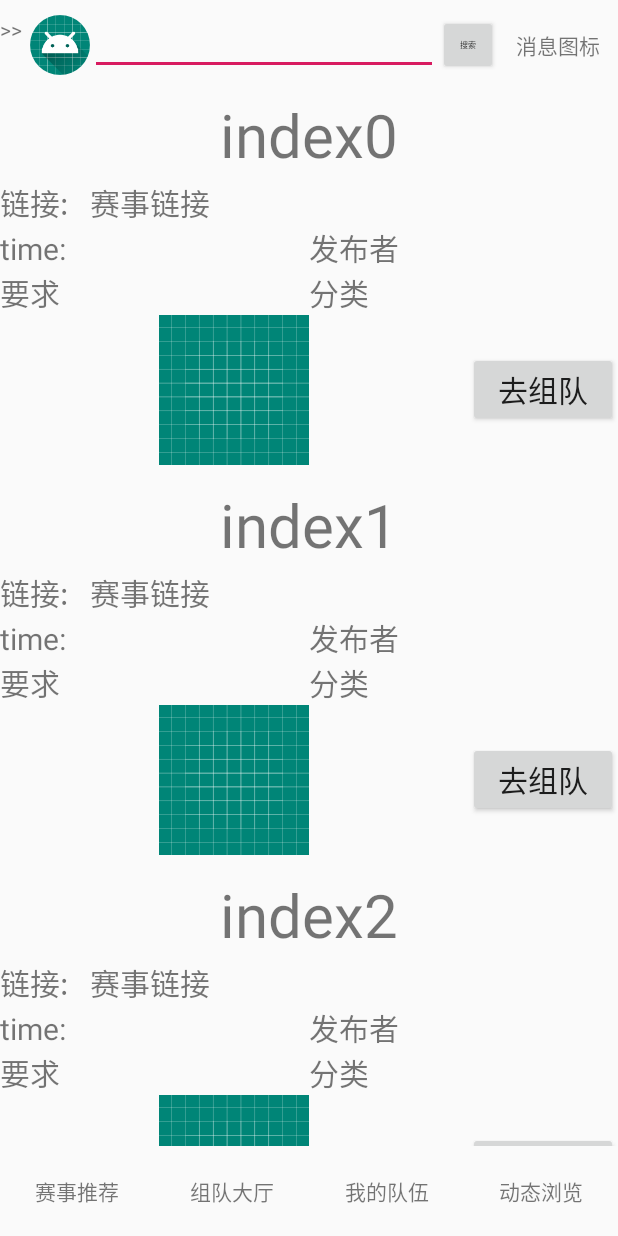
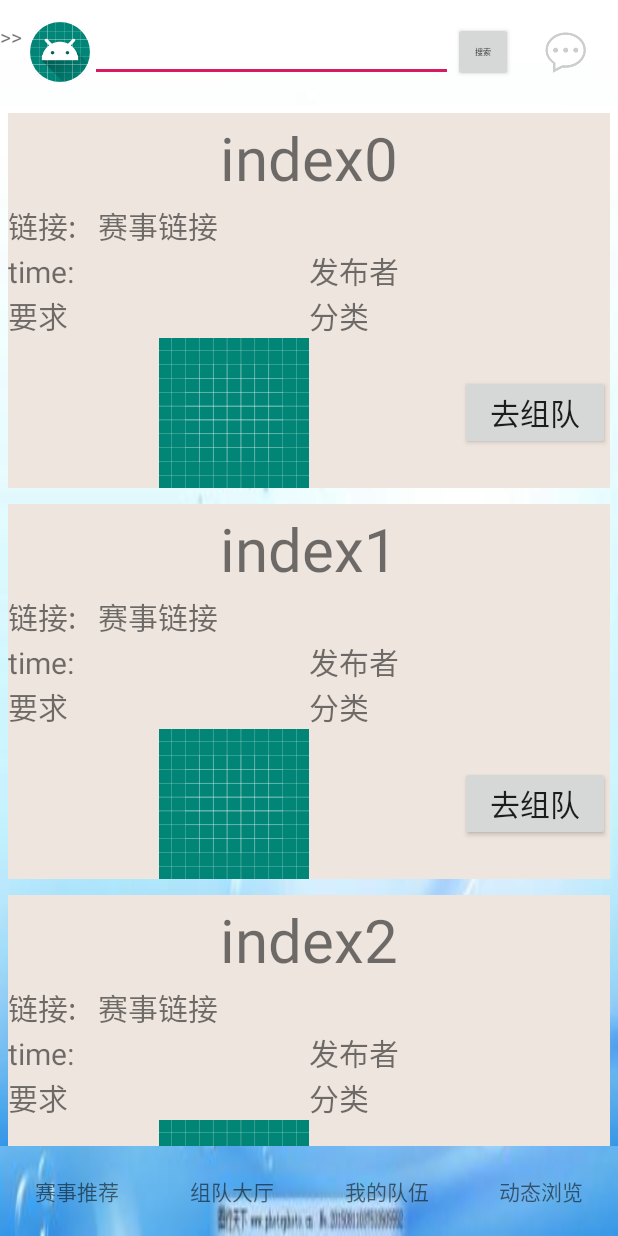
Before and after one commit to Albert9527/MeetStone, an Android app: the screen it shows after launch (HomePageActivity), on a phone screen of 412 x 824 dp. Run offline under Robolectric (Android 15) with nearby library versions, the light colour scheme and no system bars; our stand-ins replace CircleImageView; libraries missing offline, so code that uses them is left out: com.liji.circleimageview; plain views replace CircleImageView; pictures from the network do not load; 3 statements that could not run were skipped.

Commit message:
设置一些图片和图标样式

```diff
--- a/app/src/main/res/layout/activity_home_page.xml
+++ b/app/src/main/res/layout/activity_home_page.xml
@@ -5,7 +5,8 @@
     android:id="@+id/drawer"
     android:layout_width="match_parent"
     android:layout_height="match_parent"
-    tools:context=".Activity.HomePageActivity">
+    tools:context=".Activity.HomePageActivity"
+    android:background="@drawable/nva_bg">
 
     <LinearLayout
         android:layout_width="match_parent"
@@ -69,11 +70,12 @@
                     android:textSize="5sp" />
             </LinearLayout>
 
-            <TextView
-                android:layout_width="80dp"
-                android:layout_height="60dp"
+            <ImageView
+                android:layout_width="30dp"
+                android:layout_height="30dp"
                 android:gravity="center"
-                android:text="消息图标" />
+                android:src="@drawable/msg_on"
+                android:layout_margin="20dp"/>
         </LinearLayout>
 
         <FrameLayout
@@ -85,7 +87,8 @@
         <LinearLayout
             android:layout_width="match_parent"
             android:layout_height="wrap_content"
-            android:orientation="horizontal">
+            android:orientation="horizontal"
+            >
 
             <TextView
                 android:id="@+id/fragment_martch"
--- a/app/src/main/res/layout/fragment_martch.xml
+++ b/app/src/main/res/layout/fragment_martch.xml
@@ -1,13 +1,16 @@
 <?xml version="1.0" encoding="utf-8"?>
 <LinearLayout xmlns:android="http://schemas.android.com/apk/res/android"
     android:orientation="vertical" android:layout_width="match_parent"
-    android:layout_height="match_parent">
+    android:layout_height="match_parent"
+    android:background="@drawable/nva_bg"
+    >
 
     <androidx.recyclerview.widget.RecyclerView
         android:layout_width="match_parent"
         android:layout_height="match_parent"
         android:text="Fragment_Martch"
-        android:id="@+id/recyclerview_martch"/>
+        android:id="@+id/recyclerview_martch"
+        />
 
 
 </LinearLayout>
--- a/app/src/main/res/layout/item_martch.xml
+++ b/app/src/main/res/layout/item_martch.xml
@@ -3,7 +3,8 @@
     android:layout_width="match_parent"
     android:layout_height="wrap_content"
     android:orientation="vertical"
-    android:layout_marginBottom="10dp">
+    android:layout_margin="5dp"
+    android:background="#EEE5DE">
 
     <LinearLayout
         android:layout_width="match_parent"
```
Also changed, not shown: app/src/main/res/drawable/martch_bg.jpg (added), app/src/main/res/drawable/martch_fragment_bg.jpg (added), app/src/main/res/drawable/msg_off.png (added), app/src/main/res/drawable/msg_on.png (added).
